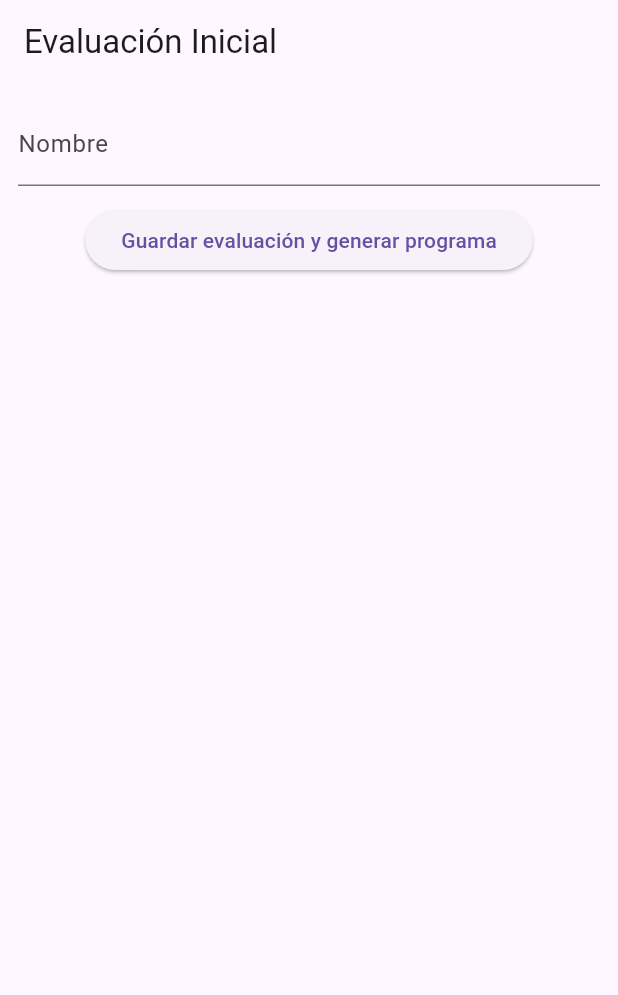
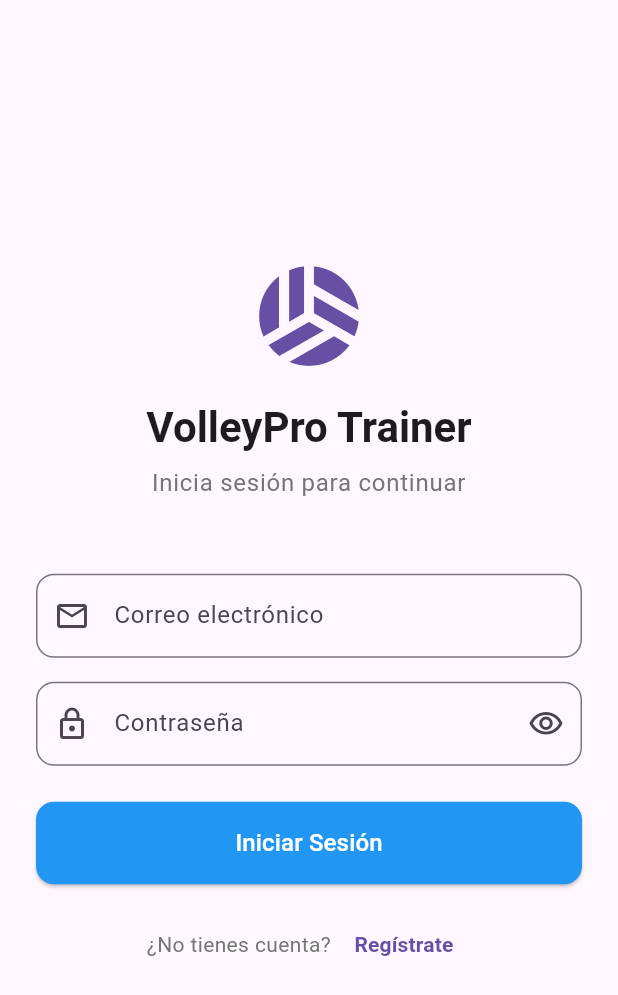
Before and after one commit to whatebria/VoleyApp, a Flutter app: the screen it shows after launch, on a phone screen of 412 x 824 dp. Shown: the top 995 px of the screen. Run offline on Flutter 3.47's test engine with Material 3 defaults, Android fonts, the phone set to English and light mode, and no system bars; our stand-ins replace cloud_firestore, cloud_functions, firebase_auth, firebase_core, flutter_riverpod; accounts and stored records are empty.

Commit message:
feat(auth): implement login and register functionality

```diff
--- a/voley_app/lib/main.dart
+++ b/voley_app/lib/main.dart
@@ -2,6 +2,9 @@
 import 'package:flutter/material.dart';
 import 'package:flutter_riverpod/flutter_riverpod.dart';
 import 'package:firebase_core/firebase_core.dart';
+import 'package:voley_app/src/auth/auth_wrapper.dart';
+import 'package:voley_app/src/screens/auth/login_screen.dart';
+import 'package:voley_app/src/screens/auth/register_screen.dart';
 import 'package:voley_app/src/screens/onboarding/evaluation_screen.dart';
 import 'package:voley_app/src/screens/generate_program_screen.dart';
 import 'package:voley_app/src/screens/program_view_screen.dart';
@@ -18,9 +21,20 @@ class MyApp extends StatelessWidget {
     return MaterialApp(
       debugShowCheckedModeBanner: false,
       title: 'VolleyPro Trainer',
-      theme: ThemeData(primarySwatch: Colors.blue),
+      theme: ThemeData(
+        primarySwatch: Colors.blue,
+        elevatedButtonTheme: ElevatedButtonThemeData(
+          style: ElevatedButton.styleFrom(
+            backgroundColor: Colors.blue,
+            foregroundColor: Colors.white,
+          ),
+        ),
+      ),
       routes: {
-        '/': (c) => EvaluationScreen(),
+        '/': (c) => const AuthWrapper(),
+        '/login': (c) => const LoginScreen(),
+        '/register': (c) => const RegisterScreen(),
+        '/evaluation': (c) => EvaluationScreen(),
         '/generate': (c) => GenerateProgramScreen(),
         '/program': (c) => ProgramViewScreen(),
       },
--- /dev/null
+++ b/voley_app/lib/providers/auth_provider.dart
@@ -0,0 +1,22 @@
+// lib/providers/auth_provider.dart
+import 'package:firebase_auth/firebase_auth.dart';
+import 'package:flutter_riverpod/flutter_riverpod.dart';
+import 'package:voley_app/src/auth/auth_service.dart';
+
+// Provider para el servicio de autenticación
+final authServiceProvider = Provider<AuthService>((ref) => AuthService());
+
+// StreamProvider para escuchar cambios en el estado de autenticación
+final authStateProvider = StreamProvider<User?>((ref) {
+  return FirebaseAuth.instance.authStateChanges();
+});
+
+// Provider para obtener el usuario actual
+final currentUserProvider = Provider<User?>((ref) {
+  final authState = ref.watch(authStateProvider);
+  return authState.when(
+    data: (user) => user,
+    loading: () => null,
+    error: (_, __) => null,
+  );
+});
--- /dev/null
+++ b/voley_app/lib/src/auth/auth_wrapper.dart
@@ -0,0 +1,51 @@
+// lib/src/auth/auth_wrapper.dart
+import 'package:flutter/material.dart';
+import 'package:flutter_riverpod/flutter_riverpod.dart';
+import 'package:voley_app/providers/auth_provider.dart';
+import 'package:voley_app/src/screens/auth/login_screen.dart';
+import 'package:voley_app/src/screens/onboarding/evaluation_screen.dart';
+
+class AuthWrapper extends ConsumerWidget {
+  const AuthWrapper({Key? key}) : super(key: key);
+
+  @override
+  Widget build(BuildContext context, WidgetRef ref) {
+    final authState = ref.watch(authStateProvider);
+
+    return authState.when(
+      data: (user) {
+        // Si el usuario está autenticado, mostrar la pantalla principal
+        if (user != null) {
+          return EvaluationScreen();
+        }
+        // Si no está autenticado, mostrar login
+        return const LoginScreen();
+      },
+      loading: () => const Scaffold(
+        body: Center(
+          child: CircularProgressIndicator(),
+        ),
+      ),
+      error: (error, stack) => Scaffold(
+        body: Center(
+          child: Column(
+            mainAxisAlignment: MainAxisAlignment.center,
+            children: [
+              const Icon(Icons.error_outline, size: 48, color: Colors.red),
+              const SizedBox(height: 16),
+              Text('Error: $error'),
+              const SizedBox(height: 16),
+              ElevatedButton(
+                onPressed: () {
+                  // Intentar recargar
+                  ref.invalidate(authStateProvider);
+                },
+                child: const Text('Reintentar'),
+              ),
+            ],
+          ),
+        ),
+      ),
+    );
+  }
+}
--- /dev/null
+++ b/voley_app/lib/src/screens/auth/login_screen.dart
@@ -0,0 +1,200 @@
+// lib/src/screens/auth/login_screen.dart
+import 'package:flutter/material.dart';
+import 'package:flutter_riverpod/flutter_riverpod.dart';
+import 'package:voley_app/providers/auth_provider.dart';
+
+class LoginScreen extends ConsumerStatefulWidget {
+  const LoginScreen({Key? key}) : super(key: key);
+
+  @override
+  ConsumerState<LoginScreen> createState() => _LoginScreenState();
+}
+
+class _LoginScreenState extends ConsumerState<LoginScreen> {
+  final _formKey = GlobalKey<FormState>();
+  final _emailController = TextEditingController();
+  final _passwordController = TextEditingController();
+  bool _isLoading = false;
+  bool _obscurePassword = true;
+
+  @override
+  void dispose() {
+    _emailController.dispose();
+    _passwordController.dispose();
+    super.dispose();
+  }
+
+  Future<void> _handleLogin() async {
+    if (!_formKey.currentState!.validate()) return;
+
+    setState(() => _isLoading = true);
+
+    final authService = ref.read(authServiceProvider);
+    final result = await authService.login(
+      _emailController.text.trim(),
+      _passwordController.text,
+    );
+
+    if (!mounted) return;
+
+    setState(() => _isLoading = false);
+
+    if (result == "success") {
+      // La navegación se manejará automáticamente por el AuthWrapper
+    } else {
+      ScaffoldMessenger.of(context).showSnackBar(
+        SnackBar(
+          content: Text(result ?? "Error al iniciar sesión"),
+          backgroundColor: Colors.red,
+        ),
+      );
+    }
+  }
+
+  @override
+  Widget build(BuildContext context) {
+    return Scaffold(
+      body: SafeArea(
+        child: Center(
+          child: SingleChildScrollView(
+            padding: const EdgeInsets.all(24.0),
+            child: Form(
+              key: _formKey,
+              child: Column(
+                mainAxisAlignment: MainAxisAlignment.center,
+                crossAxisAlignment: CrossAxisAlignment.stretch,
+                children: [
+                  // Logo o título
+                  Icon(
+                    Icons.sports_volleyball,
+                    size: 80,
+                    color: Theme.of(context).primaryColor,
+                  ),
+                  const SizedBox(height: 16),
+                  Text(
+                    'VolleyPro Trainer',
+                    style: Theme.of(context).textTheme.headlineMedium?.copyWith(
+                          fontWeight: FontWeight.bold,
+                        ),
+                    textAlign: TextAlign.center,
+                  ),
+                  const SizedBox(height: 8),
+                  Text(
+                    'Inicia sesión para continuar',
+                    style: Theme.of(context).textTheme.bodyLarge?.copyWith(
+                          color: Colors.grey[600],
+                        ),
+                    textAlign: TextAlign.center,
+                  ),
+                  const SizedBox(height: 48),
+
+                  // Campo de email
+                  TextFormField(
+                    controller: _emailController,
+                    keyboardType: TextInputType.emailAddress,
+                    decoration: InputDecoration(
+                      labelText: 'Correo electrónico',
+                      prefixIcon: const Icon(Icons.email_outlined),
+                      border: OutlineInputBorder(
+                        borderRadius: BorderRadius.circular(12),
+                      ),
+                    ),
+                    validator: (value) {
+                      if (value == null || value.isEmpty) {
+                        return 'Por favor ingresa tu correo';
+                      }
+                      if (!value.contains('@')) {
+                        return 'Ingresa un correo válido';
+                      }
+                      return null;
+                    },
+                  ),
+                  const SizedBox(height: 16),
+
+                  // Campo de contraseña
+                  TextFormField(
+                    controller: _passwordController,
+                    obscureText: _obscurePassword,
+                    decoration: InputDecoration(
+                      labelText: 'Contraseña',
+                      prefixIcon: const Icon(Icons.lock_outlined),
+                      suffixIcon: IconButton(
+                        icon: Icon(
+                          _obscurePassword
+                              ? Icons.visibility_outlined
+                              : Icons.visibility_off_outlined,
+                        ),
+                        onPressed: () {
+                          setState(() => _obscurePassword = !_obscurePassword);
+                        },
+                      ),
+                      border: OutlineInputBorder(
+                        borderRadius: BorderRadius.circular(12),
+                      ),
+                    ),
+                    validator: (value) {
+                      if (value == null || value.isEmpty) {
+                        return 'Por favor ingresa tu contraseña';
+                      }
+                      if (value.length < 6) {
+                        return 'La contraseña debe tener al menos 6 caracteres';
+                      }
+                      return null;
+                    },
+                  ),
+                  const SizedBox(height: 24),
+
+                  // Botón de login
+                  ElevatedButton(
+                    onPressed: _isLoading ? null : _handleLogin,
+                    style: ElevatedButton.styleFrom(
+                      padding: const EdgeInsets.symmetric(vertical: 16),
+                      shape: RoundedRectangleBorder(
+                        borderRadius: BorderRadius.circular(12),
+                      ),
+                    ),
+                    child: _isLoading
+                        ? const SizedBox(
+                            height: 20,
+                            width: 20,
+                            child: CircularProgressIndicator(
+                              strokeWidth: 2,
+                              valueColor:
+                                  AlwaysStoppedAnimation<Color>(Colors.white),
+                            ),
+                          )
+                        : const Text(
+                            'Iniciar Sesión',
+                            style: TextStyle(fontSize: 16),
+                          ),
+                  ),
+                  const SizedBox(height: 16),
+
+                  // Link a registro
+                  Row(
+                    mainAxisAlignment: MainAxisAlignment.center,
+                    children: [
+                      Text(
+                        '¿No tienes cuenta? ',
+                        style: TextStyle(color: Colors.grey[600]),
+                      ),
+                      TextButton(
+                        onPressed: () {
+                          Navigator.pushNamed(context, '/register');
+                        },
+                        child: const Text(
+                          'Regístrate',
+                          style: TextStyle(fontWeight: FontWeight.bold),
+                        ),
+                      ),
+                    ],
+                  ),
+                ],
+              ),
+            ),
+          ),
+        ),
+      ),
+    );
+  }
+}
```
Also changed, not shown: voley_app/lib/src/screens/auth/register_screen.dart (added, +252 -0 lines), 1 other file.
